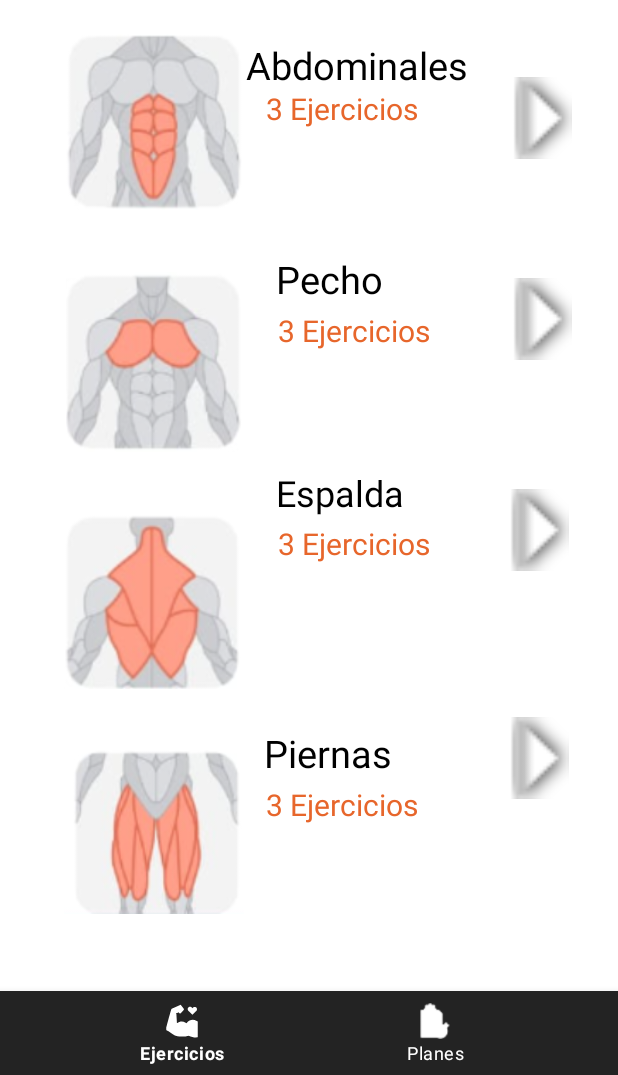
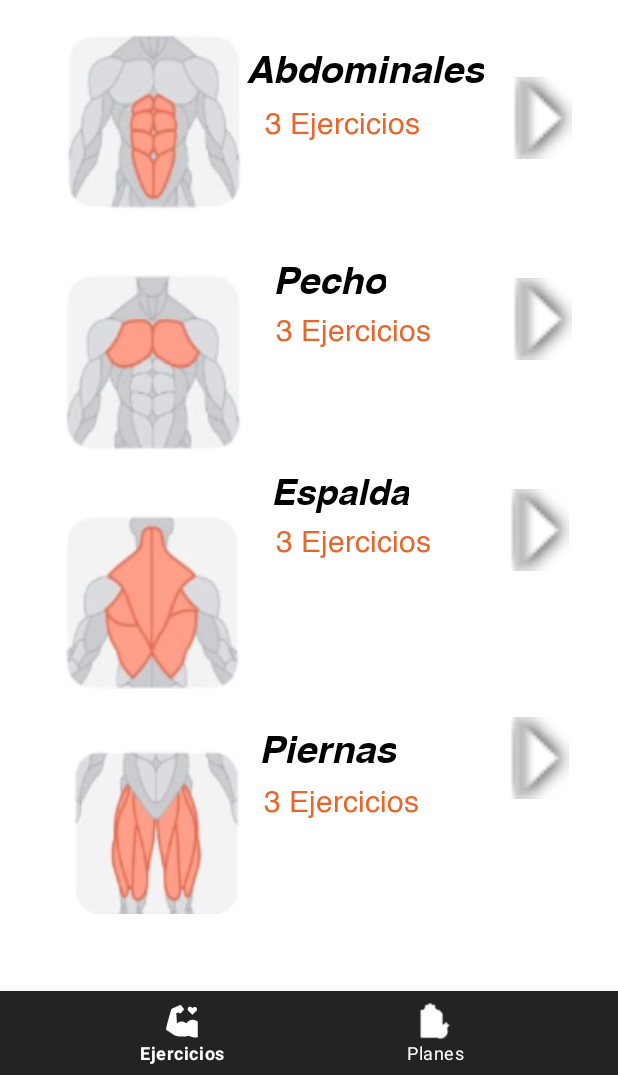
Before and after one commit to SantiagoCifuentes/FitQuick, an Android app built with Jetpack Compose: the screen it shows after launch (MainActivity), on a phone screen of 412 x 824 dp, the part 161-1236 px from its top. Run offline under Robolectric (Android 15) with nearby library versions, the phone set to English and light mode, and no system bars.

Commit message:
se agrega tipografía helvética y se agrega a todas las pantallas/fragmentos

```diff
--- a/app/src/main/res/layout/fragment_ejercicio.xml
+++ b/app/src/main/res/layout/fragment_ejercicio.xml
@@ -15,6 +15,7 @@
         android:layout_height="wrap_content"
         android:layout_marginTop="8dp"
         android:text="Flexiones"
+        android:fontFamily="@font/helvetica_bold_oblique"
         android:textColor="#FF4500"
         android:textSize="20sp"
         android:textStyle="bold"
@@ -28,6 +29,7 @@
         android:layout_height="wrap_content"
         android:layout_marginTop="28dp"
         android:text="4 series y 10/10/8/8 repeticiones"
+        android:fontFamily="@font/helvetica"
         android:textColor="#000000"
         android:textSize="14sp"
         app:layout_constraintEnd_toEndOf="parent"
@@ -83,6 +85,7 @@
             android:layout_weight="1"
             android:background="@drawable/rounded_edit_text"
             android:hint="Peso (kg)"
+            android:fontFamily="@font/helvetica"
             android:inputType="number"
             android:padding="10dp"
             android:textColor="#000000"
@@ -97,6 +100,7 @@
             android:background="@drawable/rounded_edit_text"
             android:gravity="center"
             android:hint="Reps"
+            android:fontFamily="@font/helvetica"
             android:inputType="number"
             android:padding="10dp"
             android:textColor="#000000"
@@ -118,6 +122,7 @@
         android:layout_height="56dp"
         android:backgroundTint="#FF6F00"
         android:text="Borrar registros"
+        android:fontFamily="@font/helvetica"
         android:textColor="#FFFFFF"
         app:layout_constraintBottom_toBottomOf="parent"
         app:layout_constraintEnd_toEndOf="parent"
--- a/app/src/main/res/layout/fragment_hogar.xml
+++ b/app/src/main/res/layout/fragment_hogar.xml
@@ -14,6 +14,7 @@
         android:layout_height="wrap_content"
         android:layout_marginTop="56dp"
         android:text="Hogar"
+        android:fontFamily="@font/helvetica_bold_oblique"
         android:textColor="@color/black"
         android:textSize="24sp"
         app:layout_constraintEnd_toEndOf="parent"
@@ -94,6 +95,7 @@
             android:layout_width="wrap_content"
             android:layout_height="wrap_content"
             android:text="2 Días por semana"
+            android:fontFamily="@font/helvetica"
             android:textColor="@color/black"
             android:textSize="16sp" />
     </LinearLayout>
@@ -123,6 +125,7 @@
             android:layout_width="wrap_content"
             android:layout_height="wrap_content"
             android:text="1 Día por semana"
+            android:fontFamily="@font/helvetica"
             android:textColor="@color/black"
             android:textSize="16sp" />
     </LinearLayout>
--- a/app/src/main/res/layout/fragment_pesas.xml
+++ b/app/src/main/res/layout/fragment_pesas.xml
@@ -6,7 +6,6 @@
     android:layout_height="match_parent"
     tools:context=".HogarFragment">
 
-    <!-- Título Hogar -->
 
     <!-- Contenedor para 1 Día por semana -->
     <TextView
@@ -15,6 +14,7 @@
         android:layout_height="wrap_content"
         android:layout_marginTop="56dp"
         android:text="Hogar Con Pesas"
+        android:fontFamily="@font/helvetica_bold_oblique"
         android:textColor="@color/black"
         android:textSize="24sp"
         app:layout_constraintEnd_toEndOf="parent"
@@ -95,6 +95,7 @@
             android:layout_width="wrap_content"
             android:layout_height="wrap_content"
             android:text="2 Días por semana"
+            android:fontFamily="@font/helvetica"
             android:textColor="@color/black"
             android:textSize="16sp" />
     </LinearLayout>
@@ -124,6 +125,7 @@
             android:layout_width="wrap_content"
             android:layout_height="wrap_content"
             android:text="1 Día por semana"
+            android:fontFamily="@font/helvetica"
             android:textColor="@color/black"
             android:textSize="16sp" />
     </LinearLayout>
--- a/app/src/main/res/layout/principal.xml
+++ b/app/src/main/res/layout/principal.xml
@@ -108,6 +108,7 @@
         android:layout_marginStart="164dp"
         android:autoText="true"
         android:text="Abdominales"
+        android:fontFamily="@font/helvetica_bold_oblique"
         android:textColor="@color/black"
         android:textSize="25sp"
         app:layout_constraintBottom_toBottomOf="parent"
@@ -120,6 +121,7 @@
         android:layout_width="wrap_content"
         android:layout_height="wrap_content"
         android:text="Pecho"
+        android:fontFamily="@font/helvetica_bold_oblique"
         android:textColor="@color/black"
         android:textSize="25sp"
         app:layout_constraintBottom_toBottomOf="parent"
@@ -134,6 +136,7 @@
         android:layout_width="wrap_content"
         android:layout_height="wrap_content"
         android:text="Piernas"
+        android:fontFamily="@font/helvetica_bold_oblique"
         android:textColor="@color/black"
         android:textSize="25sp"
         app:layout_constraintBottom_toBottomOf="parent"
@@ -149,6 +152,7 @@
         android:layout_height="wrap_content"
         android:text="Espalda"
         android:textColor="@color/black"
+        android:fontFamily="@font/helvetica_bold_oblique"
         android:textSize="24sp"
         app:layout_constraintBottom_toBottomOf="parent"
         app:layout_constraintEnd_toEndOf="parent"
@@ -228,15 +232,16 @@
         android:id="@+id/textView11"
         android:layout_width="wrap_content"
         android:layout_height="wrap_content"
+        android:fontFamily="@font/helvetica"
         android:text="3 Ejercicios"
         android:textColor="@color/orange"
         android:textSize="20sp"
         app:layout_constraintBottom_toBottomOf="parent"
         app:layout_constraintEnd_toEndOf="parent"
-        app:layout_constraintHorizontal_bias="0.571"
+        app:layout_constraintHorizontal_bias="0.573"
         app:layout_constraintStart_toStartOf="parent"
         app:layout_constraintTop_toTopOf="parent"
-        app:layout_constraintVertical_bias="0.208" />
+        app:layout_constraintVertical_bias="0.22" />
 
     <TextView
         android:id="@+id/textView"
@@ -256,6 +261,7 @@
         android:layout_width="wrap_content"
         android:layout_height="wrap_content"
         android:text="3 Ejercicios"
+        android:fontFamily="@font/helvetica"
         android:textColor="@color/orange"
         android:textSize="20sp"
         app:layout_constraintBottom_toBottomOf="parent"
@@ -270,6 +276,7 @@
         android:layout_width="wrap_content"
         android:layout_height="wrap_content"
         android:text="3 Ejercicios"
+        android:fontFamily="@font/helvetica"
         android:textColor="@color/orange"
         android:textSize="20sp"
         app:layout_constraintBottom_toBottomOf="parent"
@@ -286,6 +293,7 @@
         android:text="3 Ejercicios"
         android:textColor="@color/orange"
         android:textSize="20sp"
+        android:fontFamily="@font/helvetica"
         app:layout_constraintBottom_toBottomOf="parent"
         app:layout_constraintEnd_toEndOf="parent"
         app:layout_constraintHorizontal_bias="0.571"
```
Also changed, not shown: app/src/main/res/layout/planes.xml (+6 -3 lines), app/src/main/res/font/helvetica.ttf (added), app/src/main/res/font/helvetica_bold.ttf (added), app/src/main/res/font/helvetica_bold_oblique.ttf (added), app/src/main/res/font/helvetica_compressed_5871d14b6903a.otf (added), app/src/main/res/font/helvetica_light_587ebe5a59211.ttf (added), app/src/main/res/font/helvetica_oblique.ttf (added), app/src/main/res/font/helvetica_rounded_bold_5871d05ead8de.otf (added).
